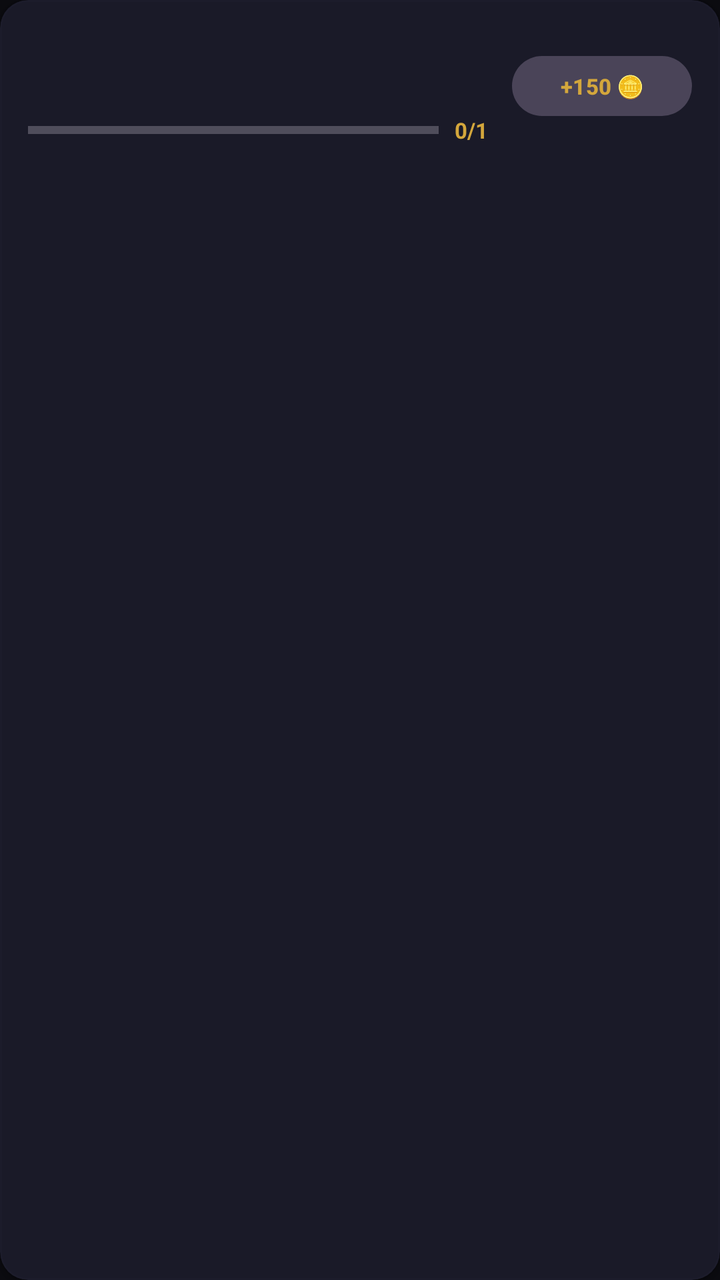
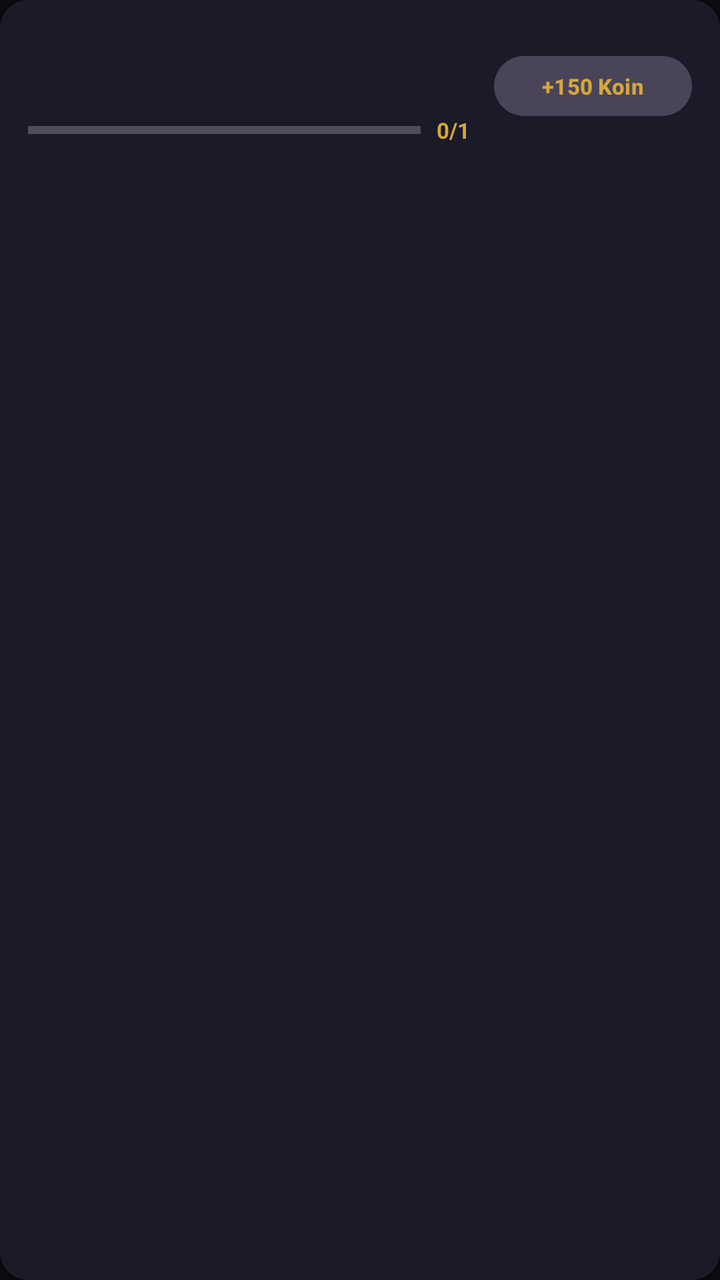

Compare the two renders of this Android layout. The source of the first and the diff that turns it into the second are given below.
<!-- AndroidManifest.xml: application theme Theme.NdikaNime -->
<!-- res/layout/item_quest.xml -->
<?xml version="1.0" encoding="utf-8"?>
<com.google.android.material.card.MaterialCardView xmlns:android="http://schemas.android.com/apk/res/android"
    xmlns:app="http://schemas.android.com/apk/res-auto"
    android:layout_width="match_parent"
    android:layout_height="wrap_content"
    android:layout_marginStart="12dp"
    android:layout_marginTop="6dp"
    android:layout_marginEnd="12dp"
    android:layout_marginBottom="6dp"
    app:cardBackgroundColor="@color/bg_card"
    app:cardCornerRadius="14dp"
    app:cardElevation="2dp"
    app:strokeColor="@color/border_subtle"
    app:strokeWidth="1dp">

    <LinearLayout
        android:layout_width="match_parent"
        android:layout_height="wrap_content"
        android:gravity="center_vertical"
        android:orientation="horizontal"
        android:padding="14dp">

        <LinearLayout
            android:layout_width="0dp"
            android:layout_height="wrap_content"
            android:layout_weight="1"
            android:orientation="vertical">

            <TextView
                android:id="@+id/tvQuestTitle"
                android:layout_width="match_parent"
                android:layout_height="wrap_content"
                android:textColor="@color/text_primary"
                android:textSize="14sp"
                android:textStyle="bold" />

            <TextView
                android:id="@+id/tvQuestDesc"
                android:layout_width="match_parent"
                android:layout_height="wrap_content"
                android:layout_marginTop="2dp"
                android:textColor="@color/text_muted"
                android:textSize="11sp" />

            
            <LinearLayout
                android:layout_width="match_parent"
                android:layout_height="wrap_content"
                android:layout_marginTop="8dp"
                android:gravity="center_vertical"
                android:orientation="horizontal">

                <ProgressBar
                    android:id="@+id/pbQuest"
                    style="?android:attr/progressBarStyleHorizontal"
                    android:layout_width="0dp"
                    android:layout_height="8dp"
                    android:layout_marginEnd="8dp"
                    android:layout_weight="1"
                    android:max="100"
                    android:progress="0"
                    android:progressTint="@color/accent_gold" />

                <TextView
                    android:id="@+id/tvQuestProgress"
                    android:layout_width="wrap_content"
                    android:layout_height="wrap_content"
                    android:text="0/1"
                    android:textColor="@color/accent_gold"
                    android:textSize="11sp"
                    android:textStyle="bold" />

            </LinearLayout>

        </LinearLayout>

        <com.google.android.material.button.MaterialButton
            android:id="@+id/btnClaimQuest"
            style="@style/Widget.Material3.Button.TonalButton"
            android:layout_width="wrap_content"
            android:layout_height="38dp"
            android:layout_marginStart="12dp"
            android:text="+150 🪙"
            android:textColor="@color/accent_gold"
            android:textSize="11sp"
            android:textStyle="bold"
            app:cornerRadius="19dp" />

    </LinearLayout>

</com.google.android.material.card.MaterialCardView>
<!-- resources referenced by this layout -->
<resources>
  <color name="accent_gold">#D4A73C</color>
  <color name="bg_card">#1A1A28</color>
  <color name="border_subtle">#1F2F2F45</color>
  <color name="text_muted">#6C6C82</color>
  <color name="text_primary">#FFFFFF</color>
  <style name="Theme.NdikaNime" parent="Theme.Material3.Dark.NoActionBar">
          <item name="android:windowBackground">@color/bg_dark</item>
          <item name="android:colorBackground">@color/bg_dark</item>
          <item name="colorPrimary">@color/accent_gold</item>
          <item name="colorSecondary">@color/accent_orange</item>
          <item name="colorSurface">@color/bg_surface</item>
          <item name="android:statusBarColor">@color/bg_dark</item>
          <item name="android:navigationBarColor">@color/bg_dark</item>
          <item name="android:windowLightStatusBar">false</item>
      </style>
  <color name="bg_dark">#0B0B10</color>
  <color name="accent_orange">#FF4E2D</color>
  <color name="bg_surface">#13131D</color>
</resources>

<!-- the commit's change to res/layout/item_quest.xml (unified diff, before → after) -->
@@ -80,7 +80,7 @@
             android:layout_width="wrap_content"
             android:layout_height="38dp"
             android:layout_marginStart="12dp"
-            android:text="+150 🪙"
+            android:text="+150 Koin"
             android:textColor="@color/accent_gold"
             android:textSize="11sp"
             android:textStyle="bold"
<!-- resource entries referenced after the edit -->
@@ -14,9 +14,16 @@
           <item name="android:statusBarColor">@color/bg_dark</item>
           <item name="android:navigationBarColor">@color/bg_dark</item>
           <item name="android:windowLightStatusBar">false</item>
+          <item name="android:windowAnimationStyle">@style/WindowAnimationTransition</item>
       </style>
   <color name="bg_dark">#0B0B10</color>
   <color name="accent_orange">#FF4E2D</color>
   <color name="bg_surface">#13131D</color>
+  <style name="WindowAnimationTransition">
+          <item name="android:activityOpenEnterAnimation">@anim/slide_in_right</item>
+          <item name="android:activityOpenExitAnimation">@anim/slide_out_left</item>
+          <item name="android:activityCloseEnterAnimation">@anim/slide_in_left</item>
+          <item name="android:activityCloseExitAnimation">@anim/slide_out_right</item>
+      </style>
 </resources>
 
